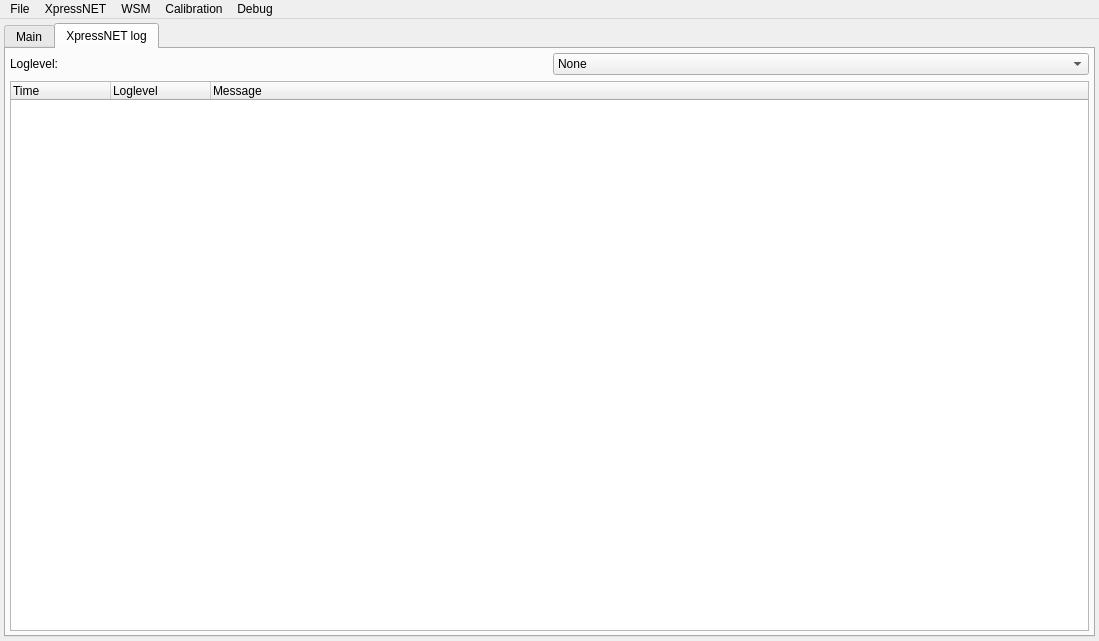
Qt form form/main-window.ui (kmzbrnoI/automatic-calibration) before a commit.
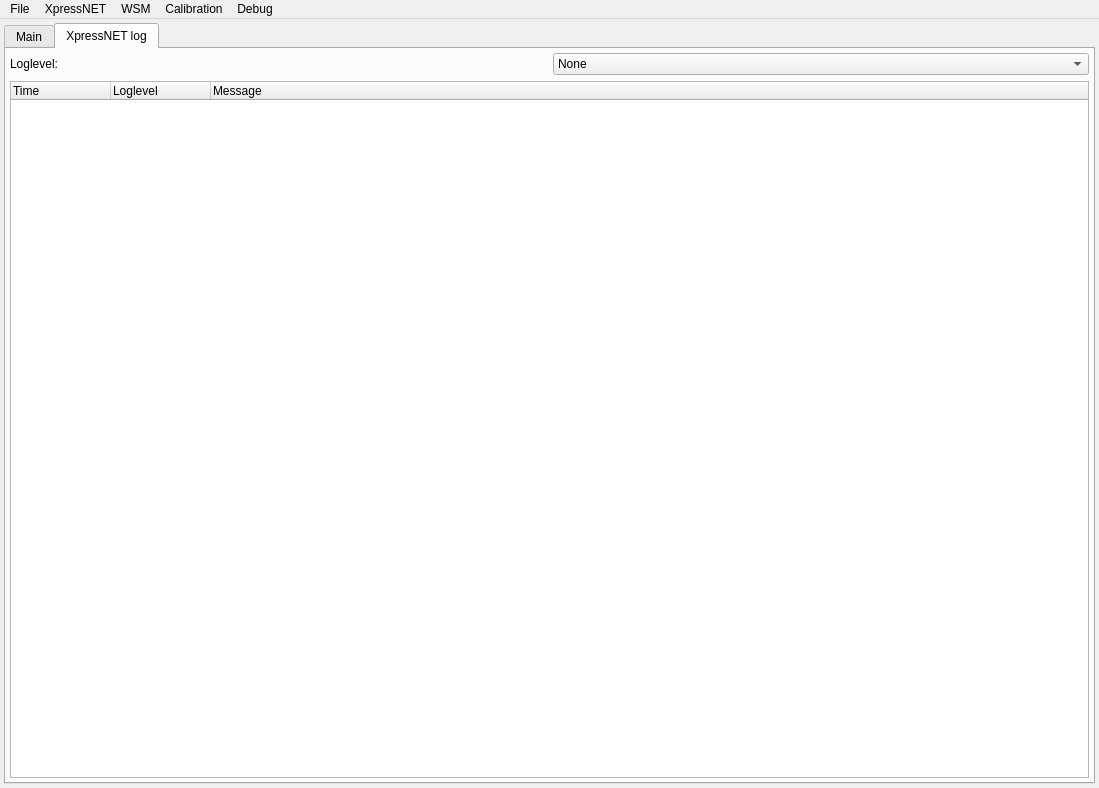
The same form after that commit. The open tabs and pages were chosen to show the change. Icons and pictures are not drawn.

What changed in the file:
```diff
--- a/form/main-window.ui
+++ b/form/main-window.ui
@@ -7,7 +7,7 @@
     <x>0</x>
     <y>0</y>
     <width>1099</width>
-    <height>641</height>
+    <height>788</height>
    </rect>
   </property>
   <property name="sizePolicy">
```
Left out of the diff: 61 changed lines with no effect on the pictures.
